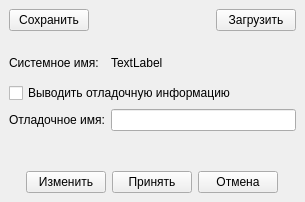
Before: the Qt Designer form src/VMTD/VMTD/VMTDSettingsForm.ui in ekushko/qt-vxlan-mtd-old, drawn with Qt 5.
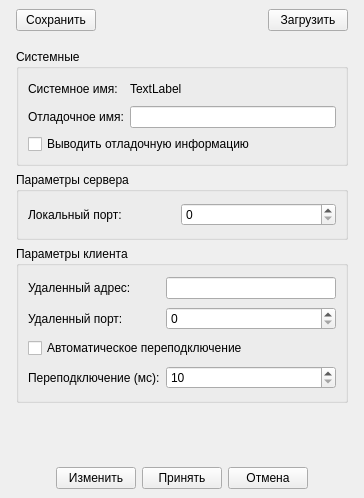
After: the same form once the commit is applied.

Commit message: Добавлен VMTD NODE клиент

Patch:
```diff
--- a/src/VMTD/VMTD/VMTDSettingsForm.ui
+++ b/src/VMTD/VMTD/VMTDSettingsForm.ui
@@ -6,8 +6,8 @@
    <rect>
     <x>0</x>
     <y>0</y>
-    <width>305</width>
-    <height>202</height>
+    <width>364</width>
+    <height>498</height>
    </rect>
   </property>
   <property name="windowTitle">
@@ -85,39 +85,158 @@
        <property name="minimumSize">
         <size>
          <width>0</width>
-         <height>100</height>
+         <height>372</height>
         </size>
        </property>
-       <layout class="QGridLayout" name="gridLayout">
-        <item row="0" column="0">
-         <widget class="QLabel" name="_7">
-          <property name="text">
-           <string>Системное имя:</string>
+       <layout class="QVBoxLayout" name="verticalLayout">
+        <item>
+         <widget class="QGroupBox" name="gbSystem">
+          <property name="minimumSize">
+           <size>
+            <width>0</width>
+            <height>117</height>
+           </size>
           </property>
-         </widget>
-        </item>
-        <item row="0" column="1">
-         <widget class="QLabel" name="lbSystemName">
-          <property name="text">
-           <string>TextLabel</string>
+          <property name="title">
+           <string>Системные</string>
           </property>
+          <layout class="QGridLayout" name="gridLayout_2">
+           <item row="0" column="0">
+            <widget class="QLabel" name="_7">
+             <property name="text">
+              <string>Системное имя:</string>
+             </property>
+            </widget>
+           </item>
+           <item row="2" column="0" colspan="2">
+            <widget class="QCheckBox" name="chbShouldShowDebug">
+             <property name="text">
+              <string>Выводить отладочную информацию</string>
+             </property>
+            </widget>
+           </item>
+           <item row="0" column="1">
+            <widget class="QLabel" name="lbSystemName">
+             <property name="text">
+              <string>TextLabel</string>
+             </property>
+            </widget>
+           </item>
+           <item row="1" column="0">
+            <widget class="QLabel" name="_8">
+             <property name="text">
+              <string>Отладочное имя:</string>
+             </property>
+            </widget>
+           </item>
+           <item row="1" column="1">
+            <widget class="QLineEdit" name="leDebugName"/>
+           </item>
+          </layout>
          </widget>
         </item>
-        <item row="3" column="0">
-         <widget class="QLabel" name="_8">
-          <property name="text">
-           <string>Отладочное имя:</string>
+        <item>
+         <widget class="QGroupBox" name="gbServer">
+          <property name="minimumSize">
+           <size>
+            <width>0</width>
+            <height>68</height>
+           </size>
           </property>
+          <property name="title">
+           <string>Параметры сервера</string>
+          </property>
+          <layout class="QGridLayout" name="gridLayout_3">
+           <item row="0" column="1">
+            <widget class="QSpinBox" name="sbLocalPort">
+             <property name="maximum">
+              <number>65535</number>
+             </property>
+            </widget>
+           </item>
+           <item row="0" column="0">
+            <widget class="QLabel" name="_9">
+             <property name="minimumSize">
+              <size>
+               <width>147</width>
+               <height>0</height>
+              </size>
+             </property>
+             <property name="maximumSize">
+              <size>
+               <width>147</width>
+               <height>16777215</height>
+              </size>
+             </property>
+             <property name="text">
+              <string>Локальный порт:</string>
+             </property>
+            </widget>
+           </item>
+          </layout>
          </widget>
         </item>
-        <item row="3" column="1">
-         <widget class="QLineEdit" name="leDebugName"/>
-        </item>
-        <item row="1" column="0" colspan="2">
-         <widget class="QCheckBox" name="chbShouldShowDebug">
-          <property name="text">
-           <string>Выводить отладочную информацию</string>
+        <item>
+         <widget class="QGroupBox" name="gbClient">
+          <property name="minimumSize">
+           <size>
+            <width>0</width>
+            <height>157</height>
+           </size>
           </property>
+          <property name="title">
+           <string>Параметры клиента</string>
+          </property>
+          <layout class="QGridLayout" name="gridLayout_4">
+           <item row="0" column="1">
+            <widget class="QLineEdit" name="leServerIp"/>
+           </item>
+           <item row="1" column="0">
+            <widget class="QLabel" name="_11">
+             <property name="text">
+              <string>Удаленный порт:</string>
+             </property>
+            </widget>
+           </item>
+           <item row="1" column="1">
+            <widget class="QSpinBox" name="sbServerPort">
+             <property name="maximum">
+              <number>65535</number>
+             </property>
+            </widget>
+           </item>
+           <item row="2" column="0" colspan="2">
+            <widget class="QCheckBox" name="chbShouldReconnect">
+             <property name="text">
+              <string>Автоматическое переподключение</string>
+             </property>
+            </widget>
+           </item>
+           <item row="0" column="0">
+            <widget class="QLabel" name="_10">
+             <property name="text">
+              <string>Удаленный адрес:</string>
+             </property>
+            </widget>
+           </item>
+           <item row="3" column="0">
+            <widget class="QLabel" name="_13">
+             <property name="text">
+              <string>Переподключение (мс):</string>
+             </property>
+            </widget>
+           </item>
+           <item row="3" column="1">
+            <widget class="QSpinBox" name="sbReconnectInterval">
+             <property name="minimum">
+              <number>10</number>
+             </property>
+             <property name="maximum">
+              <number>999999999</number>
+             </property>
+            </widget>
+           </item>
+          </layout>
          </widget>
         </item>
        </layout>
```
Left out of the diff: 2 changed lines with no effect on the pictures. The commit also changes 16 other files.
